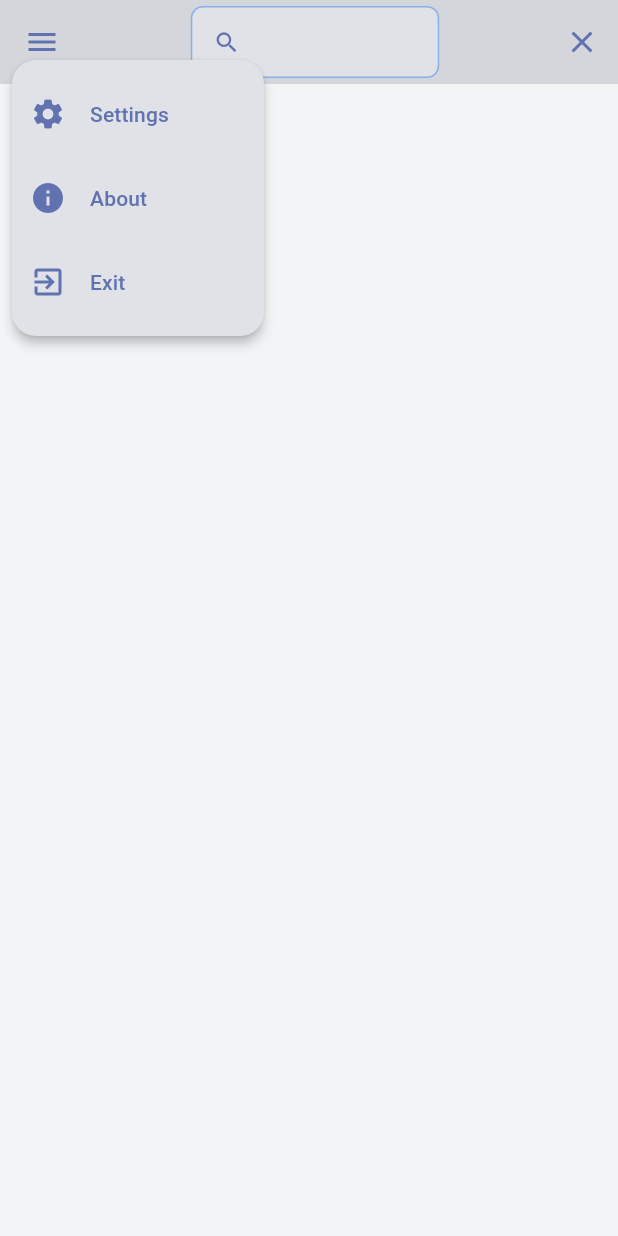
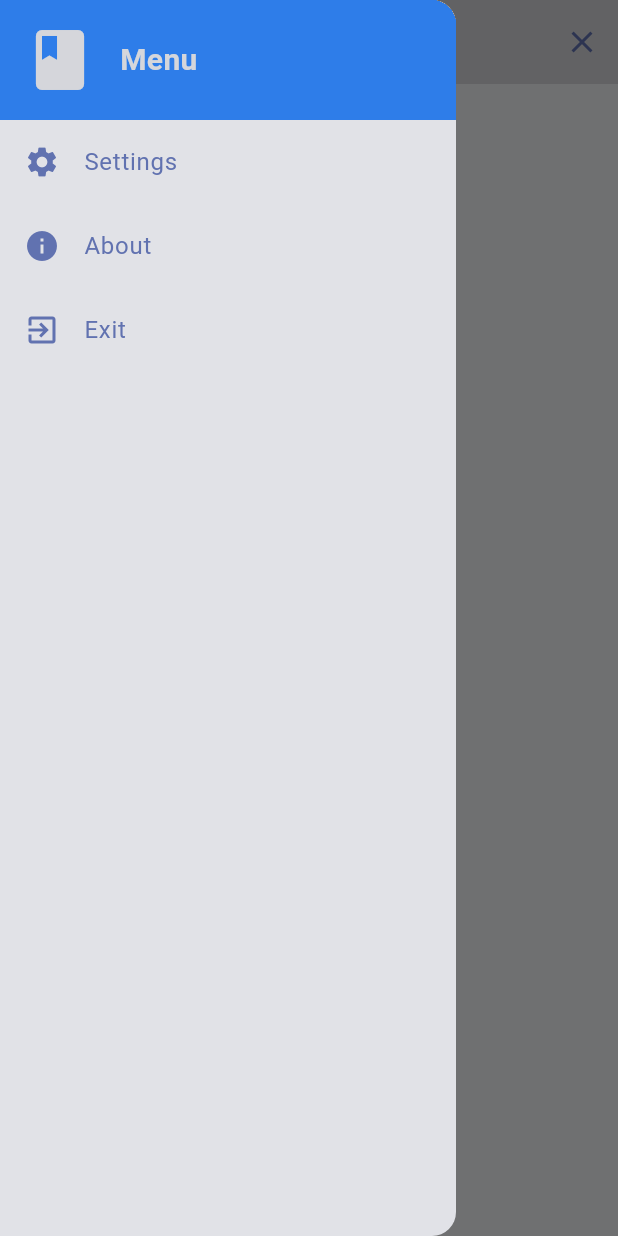
Before and after one commit to spalter/jpn-learning-diary, a Flutter app: the screen it shows after launch, after a tap on the "menu" icon, on a phone screen of 412 x 824 dp. Run offline on Flutter 3.47's test engine with Material 3 defaults, Android fonts, the phone set to English and light mode, and no system bars; missing offline and left inert: flutter_acrylic.

Commit message:
Added a side bar menu.

```diff
--- a/lib/main.dart
+++ b/lib/main.dart
@@ -1,5 +1,6 @@
 import 'package:flutter/material.dart';
 import 'package:flutter_acrylic/flutter_acrylic.dart';
+import 'package:jpn_learning_diary/widgets/app_menu.dart';
 import 'package:jpn_learning_diary/widgets/app_navigation_bar.dart';
 
 void main() async {
@@ -98,6 +99,7 @@ class _HomePageState extends State<HomePage> {
   Widget build(BuildContext context) {
     return Scaffold(
       appBar: AppNavigationBar(textController: _textController),
+      drawer: const AppMenu(),
       backgroundColor: Theme.of(context).colorScheme.surface.withAlpha(100),
       body: Center(
         child: Column(
--- a/lib/widgets/app_menu.dart
+++ b/lib/widgets/app_menu.dart
@@ -6,53 +6,61 @@ class AppMenu extends StatelessWidget {
 
   @override
   Widget build(BuildContext context) {
-    return PopupMenuButton<String>(
-      icon: const Icon(Icons.menu),
-      tooltip: 'Menu',
-      offset: const Offset(0, 40),
-      shape: RoundedRectangleBorder(
-        borderRadius: BorderRadius.circular(16),
+    return Drawer(
+      child: ListView(
+        padding: EdgeInsets.zero,
+        children: [
+          Container(
+            decoration: BoxDecoration(
+              color: Theme.of(context).colorScheme.primary,
             ),
-      onSelected: (String value) {
-        switch (value) {
-          case 'settings':
+            padding: const EdgeInsets.all(16),
+            child: Row(
+              children: [
+                Icon(
+                  Icons.book,
+                  size: 48,
+                  color: Theme.of(context).colorScheme.onPrimary,
+                ),
+                const SizedBox(width: 16),
+                Text(
+                  'Menu',
+                  style: TextStyle(
+                    color: Theme.of(context).colorScheme.onPrimary,
+                    fontSize: 20,
+                    fontWeight: FontWeight.bold,
+                  ),
+                ),
+              ],
+            ),
+          ),
+          ListTile(
+            leading: const Icon(Icons.settings),
+            title: const Text('Settings'),
+            onTap: () {
+              Navigator.pop(context);
               ScaffoldMessenger.of(context).showSnackBar(
                 const SnackBar(content: Text('Settings clicked')),
               );
-            break;
-          case 'about':
+            },
+          ),
+          ListTile(
+            leading: const Icon(Icons.info),
+            title: const Text('About'),
+            onTap: () {
+              Navigator.pop(context);
               _showAboutDialog(context);
-            break;
-          case 'exit':
+            },
+          ),
+          ListTile(
+            leading: const Icon(Icons.exit_to_app),
+            title: const Text('Exit'),
+            onTap: () {
               exit(0);
-        }
             },
-      itemBuilder: (BuildContext context) => <PopupMenuEntry<String>>[
-        const PopupMenuItem<String>(
-          value: 'settings',
-          child: ListTile(
-            leading: Icon(Icons.settings),
-            title: Text('Settings'),
-            contentPadding: EdgeInsets.zero,
-          ),
-        ),
-        const PopupMenuItem<String>(
-          value: 'about',
-          child: ListTile(
-            leading: Icon(Icons.info),
-            title: Text('About'),
-            contentPadding: EdgeInsets.zero,
-          ),
-        ),
-        const PopupMenuItem<String>(
-          value: 'exit',
-          child: ListTile(
-            leading: Icon(Icons.exit_to_app),
-            title: Text('Exit'),
-            contentPadding: EdgeInsets.zero,
-          ),
           ),
         ],
+      ),
     );
   }
 
--- a/lib/widgets/app_navigation_bar.dart
+++ b/lib/widgets/app_navigation_bar.dart
@@ -1,7 +1,6 @@
 import 'dart:io' show exit;
 
 import 'package:flutter/material.dart';
-import 'package:jpn_learning_diary/widgets/app_menu.dart';
 
 class AppNavigationBar extends StatelessWidget implements PreferredSizeWidget {
   final TextEditingController textController;
@@ -15,7 +14,13 @@ class AppNavigationBar extends StatelessWidget implements PreferredSizeWidget {
   Widget build(BuildContext context) {
     return AppBar(
       backgroundColor: Theme.of(context).colorScheme.inversePrimary,
-      leading:  const AppMenu(),
+      leading: IconButton(
+        icon: const Icon(Icons.menu),
+        onPressed: () {
+          Scaffold.of(context).openDrawer();
+        },
+        tooltip: 'Menu',
+      ),
       title: Row(
         children: [
           const Spacer(),
```
Lines whose indentation alone changed are shown as unchanged.
